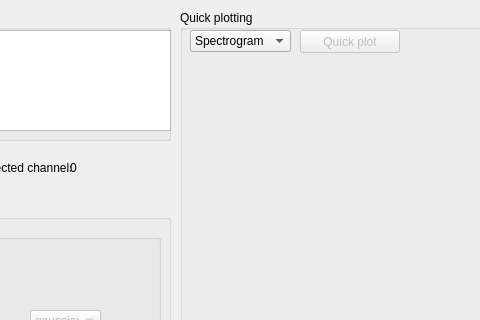
First picture: the form in python/gui/gui_layout.ui, repository fusion-flap/nti-wavelet-tools, before the edit; both pictures show x 350 to 830 and y 0 to 320 of the 1118 by 656 pixel window.
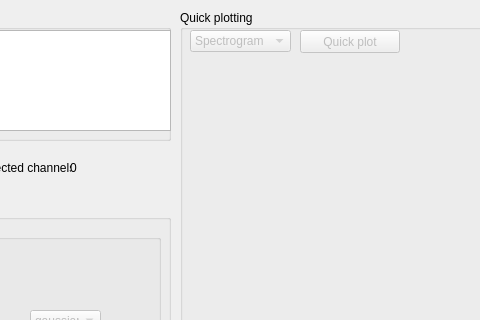
Second picture: the form after the edit.

Commit message: #25 input regular expressions are being setup

The edit to the form file:
```diff
--- a/python/gui/gui_layout.ui
+++ b/python/gui/gui_layout.ui
@@ -627,7 +627,10 @@
       <string>Quick plot</string>
      </property>
     </widget>
-    <widget class="QComboBox" name="quickplottypeButton">
+    <widget class="QComboBox" name="quickplottypeComboBox">
+     <property name="enabled">
+      <bool>false</bool>
+     </property>
      <property name="geometry">
       <rect>
        <x>10</x>
```
Left out of the diff: 2 changed lines with no effect on the pictures. The commit also changes 1 other file.
